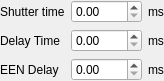
This is AcfSln/Include/iqtcam/CExposureParamsGuiComp.ui in ImagingTools/AcfPublic as Qt 5 draws it before an edit. The edited form follows.
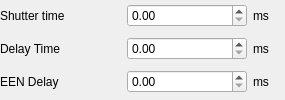
This is the edited form.

The edit to the form file:
```diff
--- a/AcfSln/Include/iqtcam/CExposureParamsGuiComp.ui
+++ b/AcfSln/Include/iqtcam/CExposureParamsGuiComp.ui
@@ -1,12 +1,12 @@
 <ui version="4.0" >
  <class>CExposureParamsGuiComp</class>
- <widget class="QWidget" name="CExposureParamsGuiComp" >
-  <property name="geometry" >
+ <widget class="QWidget" name="CExposureParamsGuiComp">
+  <property name="geometry">
    <rect>
     <x>0</x>
     <y>0</y>
-    <width>149</width>
-    <height>72</height>
+    <width>285</width>
+    <height>100</height>
    </rect>
   </property>
   <property name="windowTitle" >
@@ -38,7 +38,13 @@
        <verstretch>0</verstretch>
       </sizepolicy>
      </property>
-     <property name="text" >
+     <property name="minimumSize">
+      <size>
+       <width>32</width>
+       <height>0</height>
+      </size>
+     </property>
+     <property name="text">
       <string>ms</string>
      </property>
     </widget>
@@ -65,7 +71,13 @@
        <verstretch>0</verstretch>
       </sizepolicy>
      </property>
-     <property name="text" >
+     <property name="minimumSize">
+      <size>
+       <width>32</width>
+       <height>0</height>
+      </size>
+     </property>
+     <property name="text">
       <string>ms</string>
      </property>
     </widget>
@@ -92,7 +104,13 @@
        <verstretch>0</verstretch>
       </sizepolicy>
      </property>
-     <property name="text" >
+     <property name="minimumSize">
+      <size>
+       <width>32</width>
+       <height>0</height>
+      </size>
+     </property>
+     <property name="text">
       <string>ms</string>
      </property>
     </widget>
```
Left out of the diff: 69 changed lines with no effect on the pictures.
